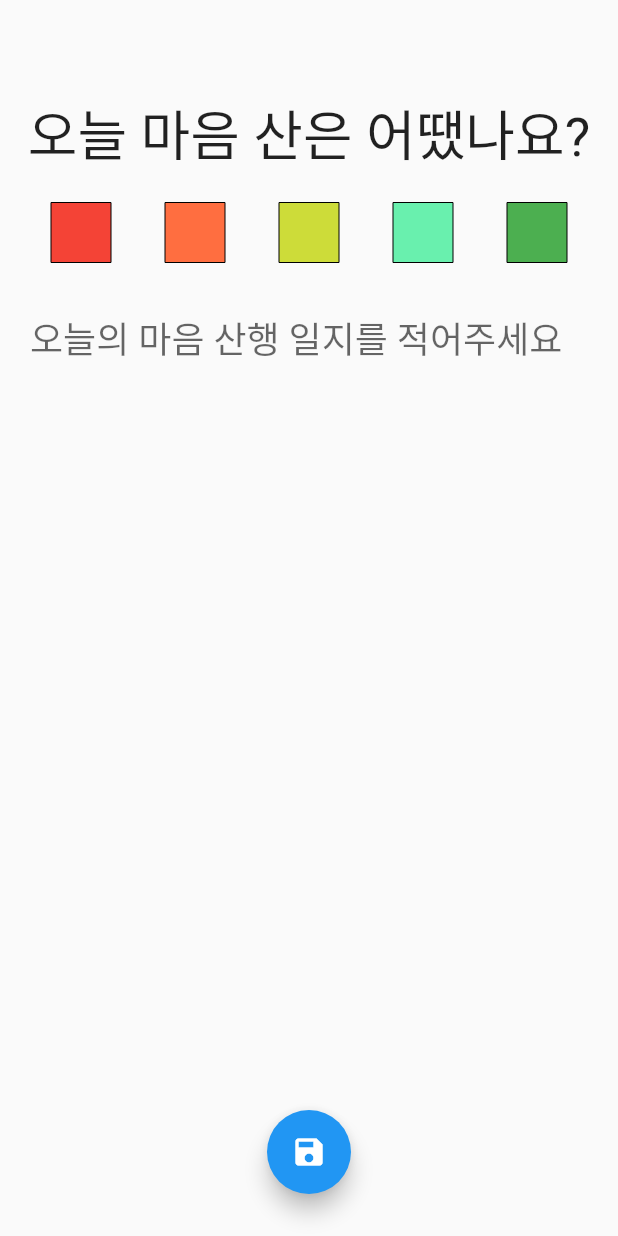
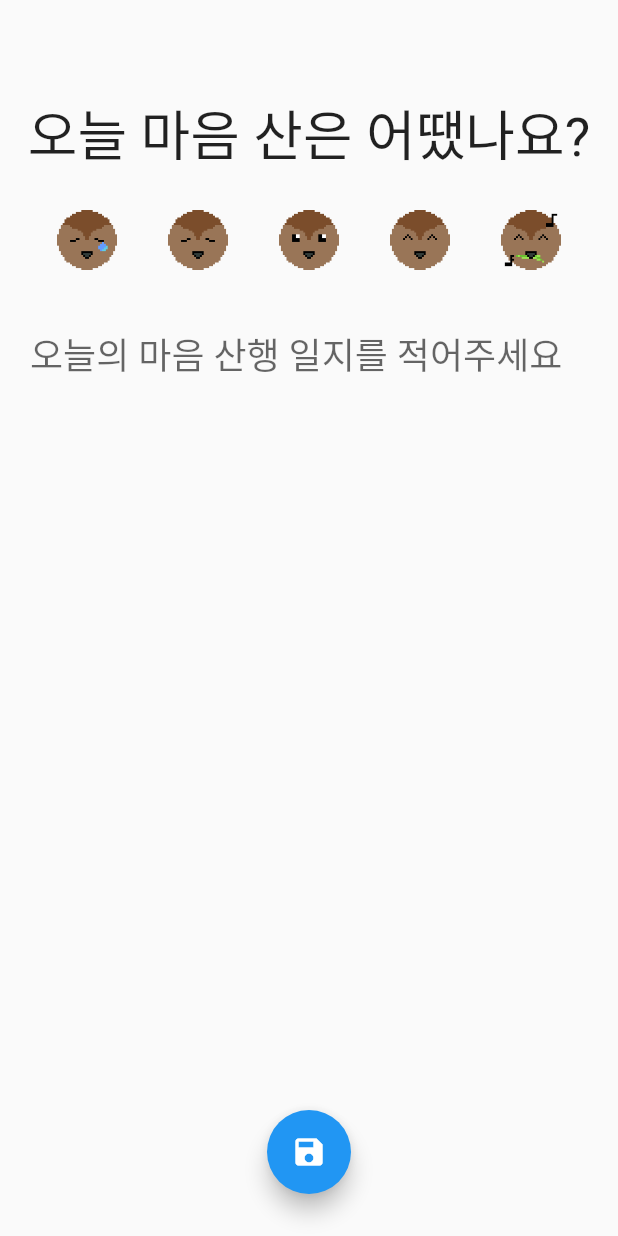
Before and after one commit to d0ngwooK1m/kotori, a Flutter app: the screen it shows after launch, item 2 of the bottom bar chosen, after a tap on the "edit" icon, on a phone screen of 412 x 824 dp. Run offline on Flutter 3.47's test engine with Material 2 defaults, Android fonts, the phone set to English and light mode, and no system bars; our stand-ins replace freezed_annotation, hive, hive_flutter, shared_preferences; accounts and stored records are empty; generated files the repository leaves out were written again.

Commit message:
1차 기능구현 완료

```diff
--- a/lib/main.dart
+++ b/lib/main.dart
@@ -165,7 +165,7 @@ class _MainPageState extends State<MainPage> with WidgetsBindingObserver {
         ..removeCurrentSnackBar()
         ..showSnackBar(SnackBar(
             duration: const Duration(milliseconds: 1500),
-            margin: const EdgeInsets.only(bottom: 260),
+            margin: EdgeInsets.only(bottom: index == 0 ? 260 : 0),
             behavior: SnackBarBehavior.floating,
             content: Text('$result')));
     }
--- a/lib/presentation/adventure/adventure_view_model.dart
+++ b/lib/presentation/adventure/adventure_view_model.dart
@@ -183,6 +183,7 @@ class AdventureViewModel extends ChangeNotifier {
       await getEveryItemOrInventory();
     } else {
       prefs.setBool('first_time', false);
+      prefs.setInt('first_date_epoch', Time.now.millisecondsSinceEpoch);
       await getFirstTimeItems();
     }
   }
--- a/lib/presentation/daily_diary/daily_diary_screen.dart
+++ b/lib/presentation/daily_diary/daily_diary_screen.dart
@@ -16,12 +16,12 @@ class DailyDiaryScreen extends StatefulWidget {
 }
 
 class _DailyDiaryScreenState extends State<DailyDiaryScreen> with RouteAware {
-  final colors = [
-    Colors.red,
-    Colors.deepOrangeAccent,
-    Colors.lime,
-    Colors.greenAccent,
-    Colors.green
+  final images = [
+    'assets/images/kotori_sad_face.png',
+    'assets/images/kotori_little_sad_face.png',
+    'assets/images/kotori_normal_face.png',
+    'assets/images/kotori_little_good_face.png',
+    'assets/images/kotori_good_face.png',
   ];
 
   int selectedColorIdx = -1;
@@ -70,8 +70,7 @@ class _DailyDiaryScreenState extends State<DailyDiaryScreen> with RouteAware {
 
   @override
   Widget build(BuildContext context) {
-    return Consumer<DailyDiaryViewModel>(
-      builder: (_, viewModel, __) {
+    return Consumer<DailyDiaryViewModel>(builder: (_, viewModel, __) {
       final state = viewModel.state;
       final adventureViewModel = context.read<AdventureViewModel>();
       final weekDiariesViewModel = context.read<WeekDiariesViewModel>();
@@ -88,6 +87,7 @@ class _DailyDiaryScreenState extends State<DailyDiaryScreen> with RouteAware {
           return true;
         },
         child: Scaffold(
+          resizeToAvoidBottomInset: false,
           body: SafeArea(
             child: Center(
               child: ListView(
@@ -98,19 +98,21 @@ class _DailyDiaryScreenState extends State<DailyDiaryScreen> with RouteAware {
               ),
             ),
           ),
-            bottomNavigationBar: const SizedBox(height: kBottomNavigationBarHeight),
-            floatingActionButtonLocation: FloatingActionButtonLocation.centerDocked,
+          bottomNavigationBar:
+              const SizedBox(height: kBottomNavigationBarHeight),
+          floatingActionButtonLocation:
+              FloatingActionButtonLocation.centerDocked,
           floatingActionButton: FloatingActionButton(
             key: KeyAndString.dailyDiarySaveButton,
             onPressed: () async {
-                await _saveDiary(viewModel, adventureViewModel, weekDiariesViewModel);
+              await _saveDiary(
+                  viewModel, adventureViewModel, weekDiariesViewModel);
             },
             child: const Icon(Icons.save),
           ),
         ),
       );
-      }
-    );
+    });
   }
 
   Widget _buildEmotion({required Diary? diary}) {
@@ -131,7 +133,7 @@ class _DailyDiaryScreenState extends State<DailyDiaryScreen> with RouteAware {
           children: List.generate(
             5,
             (index) => Padding(
-              padding: const EdgeInsets.symmetric(horizontal: 18),
+              padding: const EdgeInsets.symmetric(horizontal: 12),
               child: GestureDetector(
                 key: index == selectedColorIdx
                     ? KeyAndString.dailyDiarySelectedEmotionKey
@@ -142,14 +144,21 @@ class _DailyDiaryScreenState extends State<DailyDiaryScreen> with RouteAware {
                   });
                 },
                 child: Container(
-                  height: 40,
-                  width: 40,
+                  padding: EdgeInsets.all(selectedColorIdx == index ? 0 : 5),
+                  height: 50,
+                  width: 50,
                   decoration: BoxDecoration(
+                    shape: BoxShape.circle,
+                    // image: DecorationImage(
+                    //   fit: BoxFit.cover,
+                    //   image: AssetImage(images[index]),
+                    // ),
                     border: Border.all(
                       width: selectedColorIdx == index ? 5 : 0,
+                      color: selectedColorIdx == index ? Colors.red : Colors.transparent
                     ),
-                    color: colors[index],
                   ),
+                  child: Image.asset(images[index]),
                 ),
               ),
             ),
@@ -167,6 +176,7 @@ class _DailyDiaryScreenState extends State<DailyDiaryScreen> with RouteAware {
         maxLines: 10,
         style: const TextStyle(
           fontSize: 24,
+          height: 1.5,
         ),
         decoration: InputDecoration(
           hintText: (diary == null || diary.desc == '')
@@ -184,7 +194,10 @@ class _DailyDiaryScreenState extends State<DailyDiaryScreen> with RouteAware {
     );
   }
 
-  Future<void> _saveDiary(DailyDiaryViewModel diaryViewModel, AdventureViewModel adventureViewModel, WeekDiariesViewModel weekDiariesViewModel) async {
+  Future<void> _saveDiary(
+      DailyDiaryViewModel diaryViewModel,
+      AdventureViewModel adventureViewModel,
+      WeekDiariesViewModel weekDiariesViewModel) async {
     final state = diaryViewModel.state;
     final inputText = controller.text;
     final newDiary = Diary(
--- a/lib/presentation/week_diaries/components/emotiton_graph.dart
+++ b/lib/presentation/week_diaries/components/emotiton_graph.dart
@@ -17,6 +17,10 @@ class EmotionGraph extends StatelessWidget {
       child: Container(
         decoration: BoxDecoration(
           border: Border.all(width: 5),
+          image: const DecorationImage(
+            fit: BoxFit.cover,
+            image: AssetImage('assets/images/back_ground_without_ground.png'),
+          )
         ),
         width: 400,
         height: 250,
@@ -44,7 +48,7 @@ class GraphPainter extends CustomPainter {
 
   GraphPainter(this.weekDiaries, this.context) {
     strokePaint = Paint()
-      ..color = graphColor
+      ..color = Colors.black
       ..style = PaintingStyle.stroke
       ..strokeWidth = 3
       ..strokeCap = StrokeCap.round;
@@ -110,7 +114,7 @@ class GraphPainter extends CustomPainter {
 
       verticalTp.layout();
       verticalTp.paint(canvas,
-          Offset(-verticalTp.width * 2.5, size.height - (i * size.height / 5)));
+          Offset(-verticalTp.width * 2.5, size.height - (i * size.height / 5 * 0.7)));
     }
   }
 
@@ -122,7 +126,7 @@ class GraphPainter extends CustomPainter {
     for (var i = 0; i < 7; i++) {
       final emotion = diaries[i]?.emotion ?? -1;
       path.lineTo((i * size.width / 6),
-          (size.height - (emotion + 1) * (size.height / 5)));
+          (size.height - (emotion + 1) * (size.height / 5 * 0.7)));
     }
 
     final fillPath = Path.from(path)
@@ -130,14 +134,14 @@ class GraphPainter extends CustomPainter {
       ..close();
 
     final fillPaint = Paint()
-      ..color = Colors.greenAccent
+      ..color = Colors.green
       ..style = PaintingStyle.fill
       ..shader = ui.Gradient.linear(
         Offset(0, size.height),
         Offset.zero,
         [
-          Colors.greenAccent.withOpacity(0.5),
-          Colors.transparent,
+          Colors.green,
+          Colors.white,
         ],
       );
 
--- a/lib/presentation/week_diaries/week_diaries_screen.dart
+++ b/lib/presentation/week_diaries/week_diaries_screen.dart
@@ -42,11 +42,23 @@ class _WeekDiariesScreenState extends State<WeekDiariesScreen> {
     final latestSunday =
         Time.getWeek(Time.now, 0).last.toString().split(' ').first;
     final state = viewModel.state;
+    final mondayEpoch = diaries.first?.date.millisecondsSinceEpoch ??
+        Time.now.millisecondsSinceEpoch;
+    final isFirstDateContained = state.firstDownloadedDateEpoch <= mondayEpoch;
     return Row(
       mainAxisAlignment: MainAxisAlignment.center,
       crossAxisAlignment: CrossAxisAlignment.center,
       children: [
-        GestureDetector(
+        isFirstDateContained
+            ? const Padding(
+                padding: EdgeInsets.zero,
+                child: Icon(
+                  Icons.arrow_left,
+                  size: 36,
+                  color: Colors.grey,
+                ),
+              )
+            : GestureDetector(
                 onTap: () async {
                   await viewModel.getWeekDiaries(week: state.week + 1);
                 },
--- a/lib/presentation/week_diaries/week_diaries_state.dart
+++ b/lib/presentation/week_diaries/week_diaries_state.dart
@@ -10,6 +10,7 @@ class WeekDiariesState with _$WeekDiariesState {
   factory WeekDiariesState({
     @Default([null, null, null, null, null, null, null,]) List<Diary?> weekDiaries,
     @Default(0) int week,
+    @Default(0) int firstDownloadedDateEpoch,
     String? message,
   }) = _WeekDiariesState;
 
```
Also changed, not shown: lib/presentation/week_diaries/components/diary_summary.dart (+27 -22 lines), lib/presentation/week_diaries/week_diaries_view_model.dart (+7 -0 lines). Lines whose indentation alone changed are shown as unchanged.
